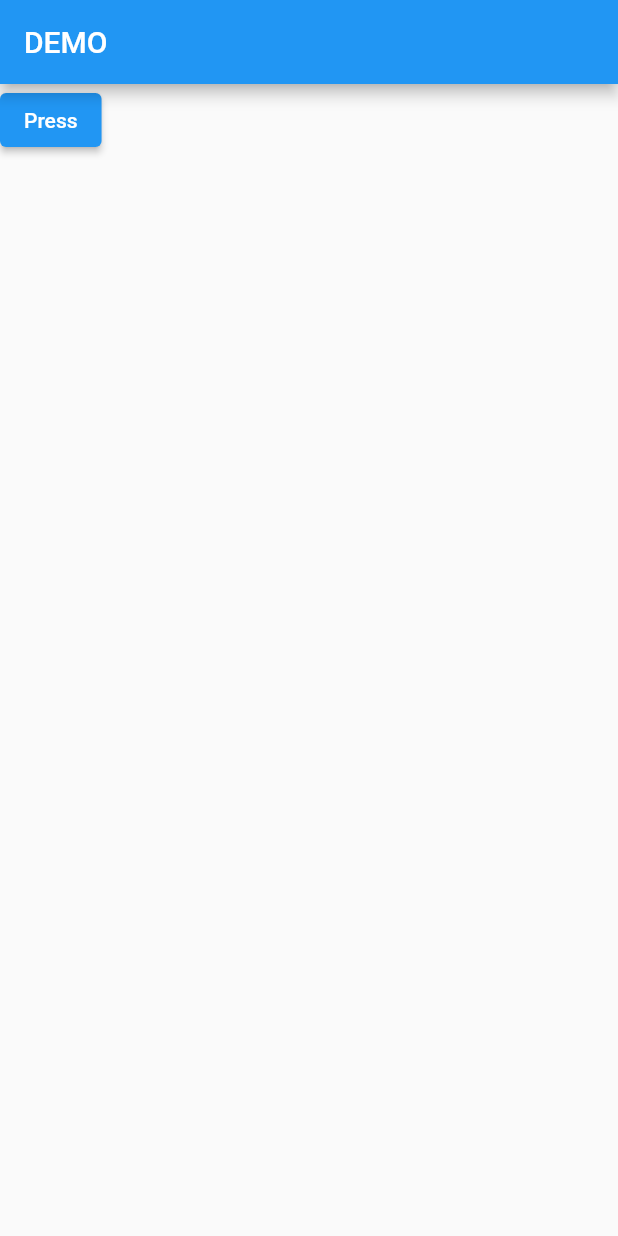
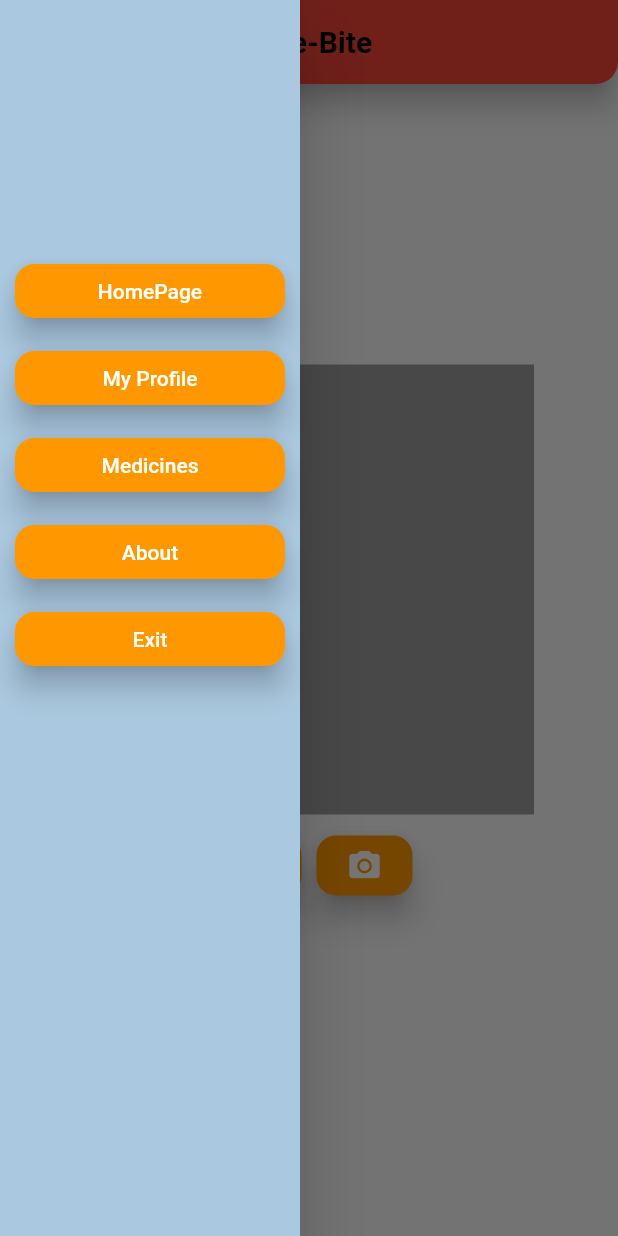
Before and after one commit to PrajwalKhambad/Safe-Bite_Food-Allergen-Scanner-Application, a Flutter app: the screen it shows after launch, with the side drawer open (before the commit the screen has no drawer), on a phone screen of 412 x 824 dp. Run offline on Flutter 3.47's test engine with Material 2 defaults, Android fonts, the phone set to English and light mode, and no system bars; our stand-ins replace firebase_core, image_picker; missing offline and left inert: google_mlkit_text_recognition; accounts and stored records are empty.

Commit message:
image_reco_done

```diff
--- a/lib/main.dart
+++ b/lib/main.dart
@@ -1,29 +1,17 @@
-import 'dart:io';
-
 import 'package:firebase_core/firebase_core.dart';
 import 'package:flutter/material.dart';
+import 'package:safe_bite/pages/homepage.dart';
+import 'themes.dart';
+import 'pages/login_screen.dart';
 
 Future main() async{
   WidgetsFlutterBinding.ensureInitialized();
   Firebase.initializeApp();
 
-  runApp(const MaterialApp(home: MyApp(),));
+  runApp( MaterialApp(
+    // home:LoginPage(),
+    debugShowCheckedModeBanner: false,
+    home: HomePage(),
+    theme: AppTheme.theme,
+    ));
 }
-
-class MyApp extends StatelessWidget {
-  const MyApp({super.key});
-
-  @override
-  Widget build(BuildContext context) {
-    return Scaffold(
-      appBar: AppBar(
-        title: Text("DEMO"),
-      ),
-      body: Container(
-        child: ElevatedButton(onPressed: () {
-          exit(0);
-        },child: Text("Press"),),
-      ),
-    );
-  }
-}
--- /dev/null
+++ b/lib/pages/homepage.dart
@@ -0,0 +1,157 @@
+import 'dart:io';
+
+import 'package:flutter/material.dart';
+import 'package:google_mlkit_text_recognition/google_mlkit_text_recognition.dart';
+import 'package:image_picker/image_picker.dart';
+import 'package:safe_bite/pages/login_screen.dart';
+import 'package:safe_bite/themes.dart';
+
+class HomePage extends StatefulWidget {
+  const HomePage({super.key});
+
+  @override
+  State<HomePage> createState() => _HomePageState();
+}
+
+class _HomePageState extends State<HomePage> {
+
+  bool textScanning = false;
+  XFile? imageFile;
+  String scannedText = "";
+
+  @override
+  Widget build(BuildContext context) {
+    return Scaffold(
+      appBar: AppBar(
+        title: Text("Safe-Bite", style: customTextStyle_appbar,),
+      ),
+      body: Center(
+        child: SingleChildScrollView(
+          child: Container(
+            margin: EdgeInsets.all(20),
+            child: Column(
+              crossAxisAlignment: CrossAxisAlignment.center,
+              children: [
+                if(textScanning) const CircularProgressIndicator(),
+                if(!textScanning && imageFile==null) Container(
+                  width: 300,
+                  height: 300,
+                  color: Colors.grey,
+                ),
+                if(imageFile!=null) Image.file(File(imageFile!.path)),
+                Row(
+                  mainAxisAlignment: MainAxisAlignment.center,
+                  children: [
+                    Container(
+                        margin: const EdgeInsets.symmetric(horizontal: 5),
+                        padding: const EdgeInsets.only(top: 10),
+                        child: ElevatedButton(onPressed: (){
+                          getImage(ImageSource.gallery);
+                        },
+                        child: Icon(Icons.image),
+                        style: customElevatedButtonStyle(30, 40),
+                        ),
+                    ),
+                    Container(
+                      margin: const EdgeInsets.symmetric(horizontal: 5),
+                        padding: const EdgeInsets.only(top: 10),
+                        child: ElevatedButton(onPressed: (){
+                          getImage(ImageSource.camera);
+                        },
+                        child: Icon(Icons.camera_alt),
+                        style: customElevatedButtonStyle(30, 40),
+                        ),
+                    ),
+                  ],
+                ),
+                SizedBox(height: 20,),
+                Container(
+                  child: Text(scannedText),
+                )
+              ],
+            ),
+          ),
+        ),
+      ),
+      drawer: Drawer(
+        width: 200, //
+        backgroundColor: customBackgroundColor,
+        elevation: 20,
+        child: Container(
+          margin: EdgeInsets.symmetric(vertical:20, horizontal: 10),
+          child: ListView(
+            children: [
+              Container(height: 150,),
+              ElevatedButton(onPressed: (){
+                Navigator.pushReplacement(context, MaterialPageRoute(builder: (BuildContext context) => const LoginPage()));
+              },
+              child: Text("HomePage"),
+              style: customElevatedButtonStyle(double.infinity, 30),
+              ),
+              SizedBox(height: 10,),
+              ElevatedButton(onPressed: (){},
+              child: Text("My Profile"),
+              style: customElevatedButtonStyle(double.infinity, 30),
+              ),
+              SizedBox(height: 10,),
+              ElevatedButton(onPressed: (){},
+              child: Text("Medicines"),
+              style: customElevatedButtonStyle(double.infinity, 30),
+              ),
+              SizedBox(height: 10,),
+              ElevatedButton(onPressed: (){},
+              child: Text("About"),
+              style: customElevatedButtonStyle(double.infinity, 30),
+              ),
+              SizedBox(height: 10,),
+              ElevatedButton(onPressed: (){},
+              child: Text("Exit"),
+              style: customElevatedButtonStyle(double.infinity, 30),
+              ),
+              SizedBox(height: 10,),
+            ],
+          ),
+        ),
+      ),
+    );
+  }
+
+  void getImage(ImageSource source) async{
+    try{
+      final pickedImage = await ImagePicker().pickImage(source: source);
+      if(pickedImage != null){
+        textScanning = true;
+        imageFile = pickedImage;
+        setState(() {});
+        getRecognizedText(pickedImage);
+      }
+    } catch(e){
+        textScanning = false;
+        imageFile = null;
+        scannedText = "Error occured while scanning";
+        setState(() {});
+    }
+  }
+
+  void getRecognizedText(XFile image) async{
+    final inputImage = InputImage.fromFilePath(image.path);
+    final textDetector = TextRecognizer();
+    RecognizedText recognizedText = await textDetector.processImage(inputImage);
+    await textDetector.close();
+    scannedText = "";
+    for (TextBlock block in recognizedText.blocks) {
+      for (TextLine line in block.lines) {
+        scannedText = scannedText + line.text + "\n";
+      }
+    }
+
+    textScanning = false;
+    setState(() {});
+  }
+
+  @override
+  void initState() {
+    // TODO: implement initState
+    super.initState();
+  }
+}
--- /dev/null
+++ b/lib/themes.dart
@@ -0,0 +1,47 @@
+import 'package:flutter/material.dart';
+
+// background Color
+Color customBackgroundColor = Color.fromARGB(255, 170, 200, 223);
+
+// Button style
+ButtonStyle customElevatedButtonStyle(double width, double height){
+  return ElevatedButton.styleFrom(
+    backgroundColor: Colors.orange,
+    foregroundColor: Colors.white,
+    elevation: 8,
+    padding:const EdgeInsets.symmetric(horizontal: 16),
+    shape: RoundedRectangleBorder(
+      borderRadius: BorderRadius.circular(13)
+    ),
+    fixedSize: Size(width, height),
+  );
+}
+
+// Text style theme for appbar text only
+TextStyle customTextStyle_appbar = const TextStyle(
+  fontSize: 20.0,
+  fontWeight: FontWeight.bold,
+  color: Colors.black,
+);
+
+// Text style theme
+TextStyle customTextStyle_normal = const TextStyle(
+  fontSize: 20.0,
+  fontWeight: FontWeight.bold,
+  color: Colors.black,
+);
+
+// appbar theme
+class AppTheme{
+  static final ThemeData theme = ThemeData(
+    appBarTheme:const AppBarTheme(
+      backgroundColor: Colors.red,
+      foregroundColor: Colors.black,
+      elevation: 8,
+      shape: RoundedRectangleBorder(
+        borderRadius: BorderRadius.only(bottomLeft: Radius.circular(15), bottomRight: Radius.circular(15))
+      ),
+      centerTitle: true
+    ),
+  );
+}
```
Also changed, not shown: lib/pages/login_screen.dart (added, +35 -0 lines), pubspec.yaml (+5 -3 lines), pubspec.lock, 8 other files.
